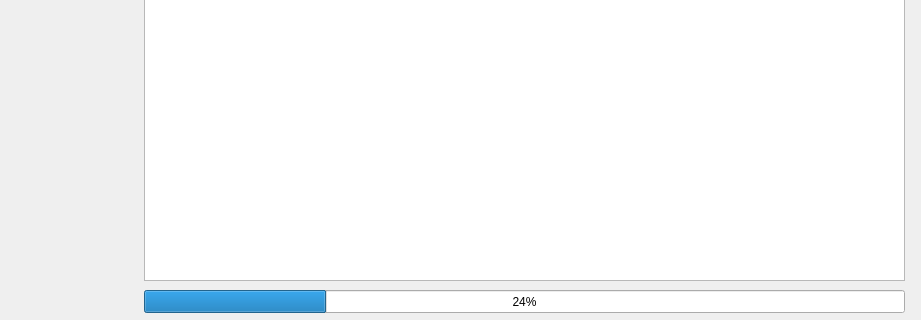
kejizhihui/av-profile-photo, file AVDC.ui: the form before one commit; both pictures show x 96 to 1017 and y 400 to 720 of the 1017 by 720 pixel window.
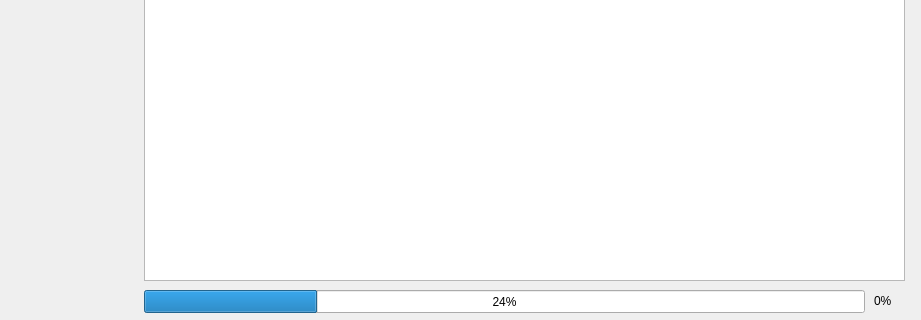
The form after the commit. The open tabs and pages were chosen to show the change.

Diff of the .ui file:
```diff
--- a/AVDC.ui
+++ b/AVDC.ui
@@ -72,7 +72,7 @@
        <rect>
         <x>10</x>
         <y>690</y>
-        <width>761</width>
+        <width>721</width>
         <height>23</height>
        </rect>
       </property>
@@ -80,6 +80,19 @@
        <number>24</number>
       </property>
      </widget>
+     <widget class="QLabel" name="label_percent">
+      <property name="geometry">
+       <rect>
+        <x>740</x>
+        <y>690</y>
+        <width>31</width>
+        <height>21</height>
+       </rect>
+      </property>
+      <property name="text">
+       <string>0%</string>
+      </property>
+     </widget>
     </widget>
     <widget class="QWidget" name="page_tool">
      <widget class="QGroupBox" name="groupBox_6">
```
Left out of the diff: 2 changed lines with no effect on the pictures.
